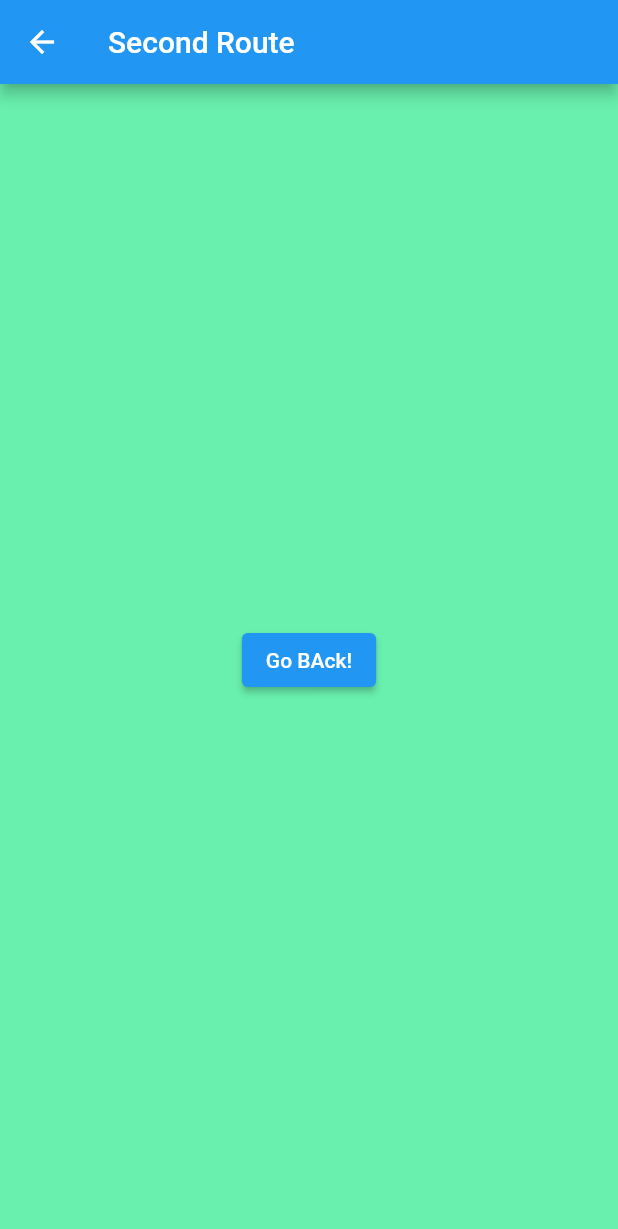
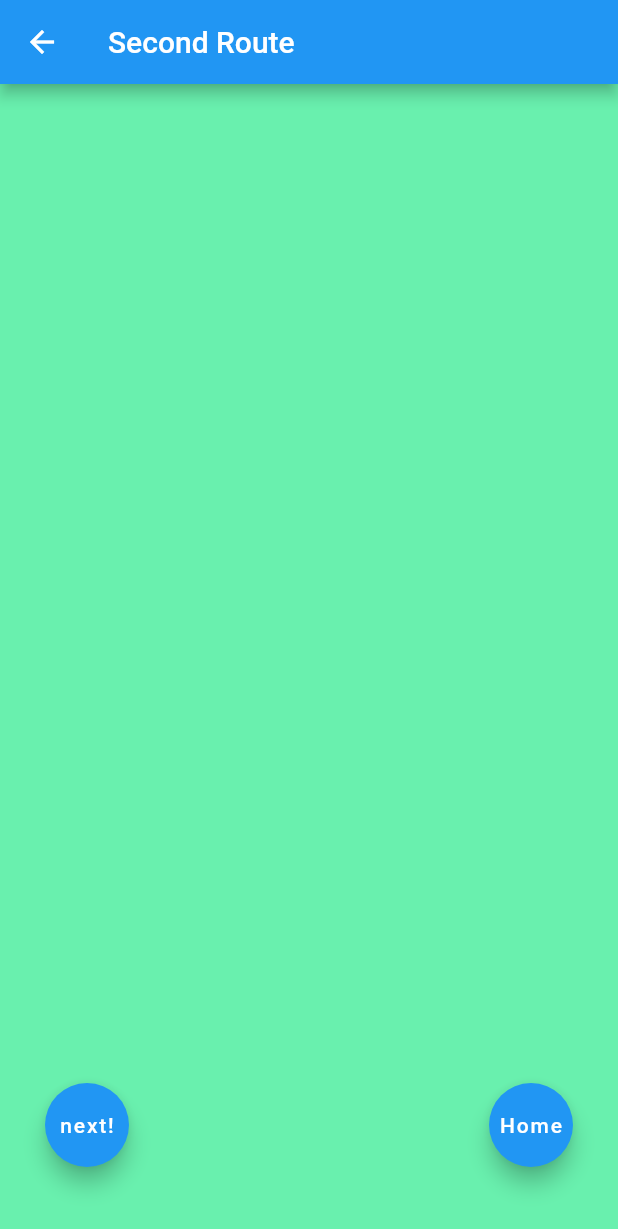
Before and after one commit to DudeWhereismycode/Routes, a Flutter app: the SecondRoute screen opened directly, on a phone screen of 412 x 824 dp. Shown: the top 1229 px of the screen. Run offline on Flutter 3.47's test engine with Material 2 defaults, Android fonts, the phone set to English and light mode, and no system bars.

Commit message:
added third route and FAB

```diff
--- a/lib/main.dart
+++ b/lib/main.dart
@@ -37,9 +37,54 @@ class SecondRoute extends StatelessWidget {
   @override
   Widget build(BuildContext context) {
     return Scaffold(
-      backgroundColor: Colors.greenAccent,
+        backgroundColor: Colors.greenAccent,
+        appBar: AppBar(
+          title: const Text('Second Route'),
+        ),
+        body: const Center(),
+        floatingActionButtonLocation: FloatingActionButtonLocation.centerFloat,
+        floatingActionButton: Stack(
+          fit: StackFit.expand,
+          children: [
+            Positioned(
+              left: 30,
+              bottom: 30,
+              child: FloatingActionButton(
+                heroTag: 'Next',
+                onPressed: () {
+                  Navigator.push(
+                      context,
+                      MaterialPageRoute(
+                          builder: (context) => const ThirdRoute()));
+                },
+                child: const Text('next!'),
+              ),
+            ),
+            Positioned(
+              bottom: 30,
+              right: 30,
+              child: FloatingActionButton(
+                heroTag: 'Back',
+                onPressed: () {
+                  Navigator.pop(context);
+                },
+                child: const Text('Home'),
+              ),
+            ),
+          ],
+        ));
+  }
+}
+
+class ThirdRoute extends StatelessWidget {
+  const ThirdRoute({super.key});
+
+  @override
+  Widget build(BuildContext context) {
+    return Scaffold(
+      backgroundColor: Colors.yellowAccent,
       appBar: AppBar(
-        title: const Text('Second Route'),
+        title: const Text('Third Route'),
       ),
       body: Center(
         child: ElevatedButton(
```
